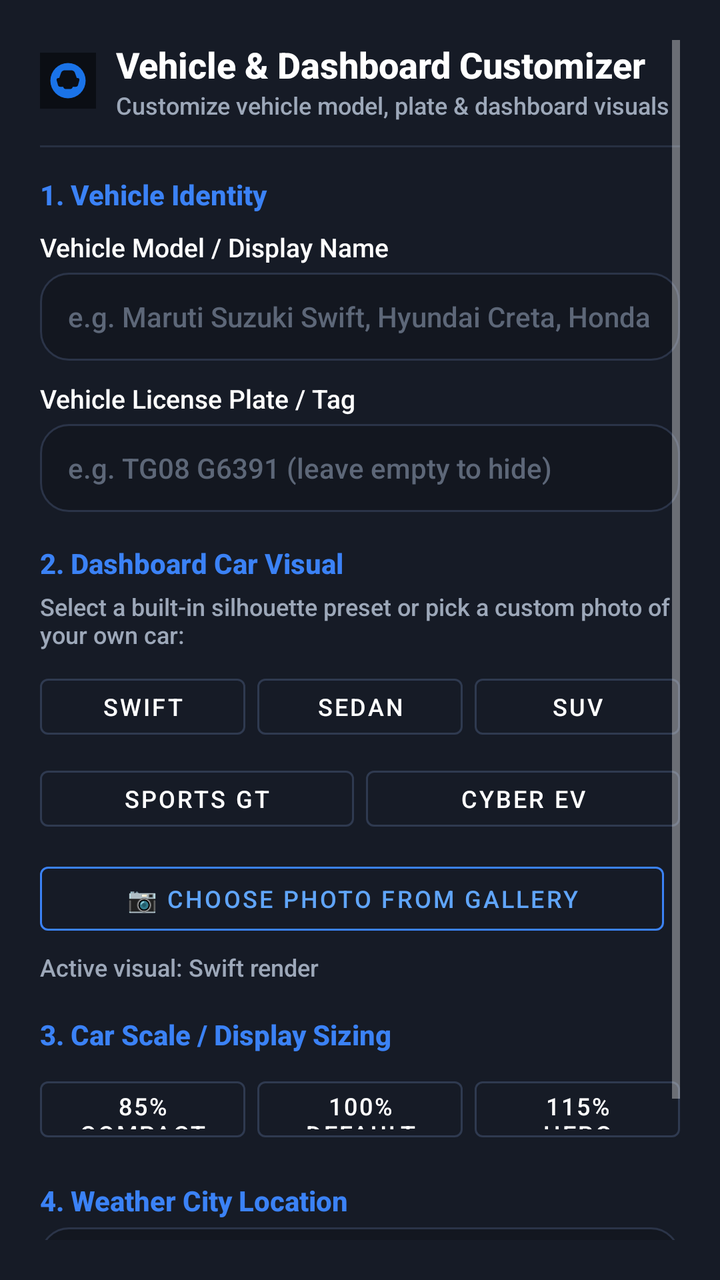
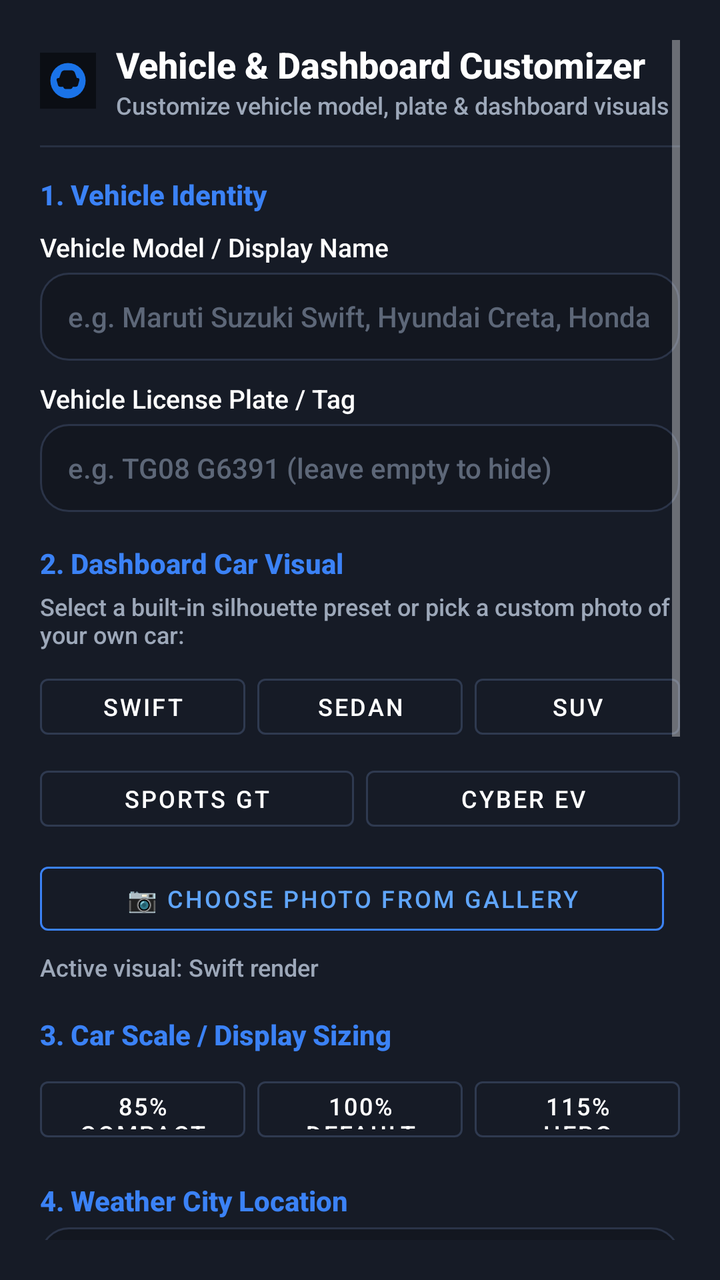

Screens rendered from an Android XML layout before and after an edit, with the pre-edit source and the edit as a unified diff.
<!-- AndroidManifest.xml: application theme Theme.SwiftCarLauncher -->
<!-- res/layout/dialog_launcher_settings.xml -->
<?xml version="1.0" encoding="utf-8"?>
<ScrollView xmlns:android="http://schemas.android.com/apk/res/android"
    xmlns:app="http://schemas.android.com/apk/res-auto"
    android:layout_width="match_parent"
    android:layout_height="wrap_content"
    android:background="#161B26"
    android:padding="20dp">

    <LinearLayout
        android:layout_width="match_parent"
        android:layout_height="wrap_content"
        android:orientation="vertical">

        
        <LinearLayout
            android:layout_width="match_parent"
            android:layout_height="wrap_content"
            android:gravity="center_vertical"
            android:orientation="horizontal">

            <ImageView
                android:layout_width="28dp"
                android:layout_height="28dp"
                android:layout_marginEnd="10dp"
                android:src="@drawable/ic_launcher_car" />

            <LinearLayout
                android:layout_width="0dp"
                android:layout_height="wrap_content"
                android:layout_weight="1"
                android:orientation="vertical">

                <TextView
                    android:layout_width="wrap_content"
                    android:layout_height="wrap_content"
                    android:fontFamily="sans-serif-medium"
                    android:text="Vehicle &amp; Dashboard Customizer"
                    android:textColor="@color/text_primary"
                    android:textSize="18sp"
                    android:textStyle="bold" />

                <TextView
                    android:layout_width="wrap_content"
                    android:layout_height="wrap_content"
                    android:text="Customize vehicle model, plate &amp; dashboard visuals"
                    android:textColor="@color/text_secondary"
                    android:textSize="12sp" />
            </LinearLayout>
        </LinearLayout>

        <View
            android:layout_width="match_parent"
            android:layout_height="1dp"
            android:layout_marginTop="12dp"
            android:layout_marginBottom="14dp"
            android:background="#273042" />

        
        <TextView
            android:layout_width="wrap_content"
            android:layout_height="wrap_content"
            android:fontFamily="sans-serif-medium"
            android:text="1. Vehicle Identity"
            android:textColor="#3B82F6"
            android:textSize="14sp"
            android:textStyle="bold" />

        
        <TextView
            android:layout_width="wrap_content"
            android:layout_height="wrap_content"
            android:layout_marginTop="8dp"
            android:fontFamily="sans-serif-medium"
            android:text="Vehicle Model / Display Name"
            android:textColor="@color/text_primary"
            android:textSize="13sp" />

        <EditText
            android:id="@+id/editVehicleName"
            android:layout_width="match_parent"
            android:layout_height="44dp"
            android:layout_marginTop="4dp"
            android:background="@drawable/bg_toggle_pill"
            android:hint="e.g. Maruti Suzuki Swift, Hyundai Creta, Honda Civic"
            android:inputType="textCapWords"
            android:paddingStart="14dp"
            android:paddingEnd="14dp"
            android:textColor="@color/text_primary"
            android:textColorHint="@color/text_tertiary"
            android:textSize="14sp" />

        
        <TextView
            android:layout_width="wrap_content"
            android:layout_height="wrap_content"
            android:layout_marginTop="10dp"
            android:fontFamily="sans-serif-medium"
            android:text="Vehicle License Plate / Tag"
            android:textColor="@color/text_primary"
            android:textSize="13sp" />

        <EditText
            android:id="@+id/editLicensePlate"
            android:layout_width="match_parent"
            android:layout_height="44dp"
            android:layout_marginTop="4dp"
            android:background="@drawable/bg_toggle_pill"
            android:hint="e.g. TG08 G6391 (leave empty to hide)"
            android:inputType="textCapCharacters"
            android:paddingStart="14dp"
            android:paddingEnd="14dp"
            android:textColor="@color/text_primary"
            android:textColorHint="@color/text_tertiary"
            android:textSize="14sp" />

        
        <TextView
            android:layout_width="wrap_content"
            android:layout_height="wrap_content"
            android:layout_marginTop="16dp"
            android:fontFamily="sans-serif-medium"
            android:text="2. Dashboard Car Visual"
            android:textColor="#3B82F6"
            android:textSize="14sp"
            android:textStyle="bold" />

        <TextView
            android:layout_width="wrap_content"
            android:layout_height="wrap_content"
            android:layout_marginTop="4dp"
            android:text="Select a built-in silhouette preset or pick a custom photo of your own car:"
            android:textColor="@color/text_secondary"
            android:textSize="12sp" />

        
        <LinearLayout
            android:layout_width="match_parent"
            android:layout_height="40dp"
            android:layout_marginTop="8dp"
            android:orientation="horizontal">

            <Button
                android:id="@+id/btnPresetSwift"
                style="@style/Widget.MaterialComponents.Button.OutlinedButton"
                android:layout_width="0dp"
                android:layout_height="match_parent"
                android:layout_marginEnd="6dp"
                android:layout_weight="1"
                android:padding="0dp"
                android:text="Swift"
                android:textColor="@color/text_primary"
                android:textSize="12sp"
                app:strokeColor="#2F3A50" />

            <Button
                android:id="@+id/btnPresetSedan"
                style="@style/Widget.MaterialComponents.Button.OutlinedButton"
                android:layout_width="0dp"
                android:layout_height="match_parent"
                android:layout_marginEnd="6dp"
                android:layout_weight="1"
                android:padding="0dp"
                android:text="Sedan"
                android:textColor="@color/text_primary"
                android:textSize="12sp"
                app:strokeColor="#2F3A50" />

            <Button
                android:id="@+id/btnPresetSuv"
                style="@style/Widget.MaterialComponents.Button.OutlinedButton"
                android:layout_width="0dp"
                android:layout_height="match_parent"
                android:layout_weight="1"
                android:padding="0dp"
                android:text="SUV"
                android:textColor="@color/text_primary"
                android:textSize="12sp"
                app:strokeColor="#2F3A50" />
        </LinearLayout>

        
        <LinearLayout
            android:layout_width="match_parent"
            android:layout_height="40dp"
            android:layout_marginTop="6dp"
            android:orientation="horizontal">

            <Button
                android:id="@+id/btnPresetSports"
                style="@style/Widget.MaterialComponents.Button.OutlinedButton"
                android:layout_width="0dp"
                android:layout_height="match_parent"
                android:layout_marginEnd="6dp"
                android:layout_weight="1"
                android:padding="0dp"
                android:text="Sports GT"
                android:textColor="@color/text_primary"
                android:textSize="12sp"
                app:strokeColor="#2F3A50" />

            <Button
                android:id="@+id/btnPresetEv"
                style="@style/Widget.MaterialComponents.Button.OutlinedButton"
                android:layout_width="0dp"
                android:layout_height="match_parent"
                android:layout_weight="1"
                android:padding="0dp"
                android:text="Cyber EV"
                android:textColor="@color/text_primary"
                android:textSize="12sp"
                app:strokeColor="#2F3A50" />
        </LinearLayout>

        
        <LinearLayout
            android:layout_width="match_parent"
            android:layout_height="wrap_content"
            android:layout_marginTop="8dp"
            android:gravity="center_vertical"
            android:orientation="horizontal">

            <Button
                android:id="@+id/btnPickCustomImage"
                style="@style/Widget.MaterialComponents.Button.OutlinedButton"
                android:layout_width="0dp"
                android:layout_height="44dp"
                android:layout_marginEnd="8dp"
                android:layout_weight="1"
                android:text="📷 Choose Photo from Gallery"
                android:textColor="#60A5FA"
                android:textSize="12sp"
                app:strokeColor="#3B82F6" />

            <Button
                android:id="@+id/btnClearCustomImage"
                style="@style/Widget.MaterialComponents.Button.OutlinedButton"
                android:layout_width="wrap_content"
                android:layout_height="44dp"
                android:text="Clear Photo"
                android:textColor="#F87171"
                android:textSize="12sp"
                android:visibility="gone"
                app:strokeColor="#EF4444" />
        </LinearLayout>

        <TextView
            android:id="@+id/textCarVisualStatus"
            android:layout_width="wrap_content"
            android:layout_height="wrap_content"
            android:layout_marginTop="4dp"
            android:text="Active visual: Swift render"
            android:textColor="@color/text_secondary"
            android:textSize="12sp" />

        
        <TextView
            android:layout_width="wrap_content"
            android:layout_height="wrap_content"
            android:layout_marginTop="16dp"
            android:fontFamily="sans-serif-medium"
            android:text="3. Car Scale / Display Sizing"
            android:textColor="#3B82F6"
            android:textSize="14sp"
            android:textStyle="bold" />

        <LinearLayout
            android:layout_width="match_parent"
            android:layout_height="40dp"
            android:layout_marginTop="8dp"
            android:orientation="horizontal">

            <Button
                android:id="@+id/btnSizeSmall"
                style="@style/Widget.MaterialComponents.Button.OutlinedButton"
                android:layout_width="0dp"
                android:layout_height="match_parent"
                android:layout_marginEnd="6dp"
                android:layout_weight="1"
                android:text="85% Compact"
                android:textColor="@color/text_primary"
                android:textSize="12sp"
                app:strokeColor="#2F3A50" />

            <Button
                android:id="@+id/btnSizeNormal"
                style="@style/Widget.MaterialComponents.Button.OutlinedButton"
                android:layout_width="0dp"
                android:layout_height="match_parent"
                android:layout_marginEnd="6dp"
                android:layout_weight="1"
                android:text="100% Default"
                android:textColor="@color/text_primary"
                android:textSize="12sp"
                app:strokeColor="#2F3A50" />

            <Button
                android:id="@+id/btnSizeLarge"
                style="@style/Widget.MaterialComponents.Button.OutlinedButton"
                android:layout_width="0dp"
                android:layout_height="match_parent"
                android:layout_weight="1"
                android:text="115% Hero"
                android:textColor="@color/text_primary"
                android:textSize="12sp"
                app:strokeColor="#2F3A50" />
        </LinearLayout>

        
        <TextView
            android:layout_width="wrap_content"
            android:layout_height="wrap_content"
            android:layout_marginTop="16dp"
            android:fontFamily="sans-serif-medium"
            android:text="4. Weather City Location"
            android:textColor="#3B82F6"
            android:textSize="14sp"
            android:textStyle="bold" />

        <EditText
            android:id="@+id/editCity"
            android:layout_width="match_parent"
            android:layout_height="44dp"
            android:layout_marginTop="4dp"
            android:background="@drawable/bg_toggle_pill"
            android:hint="e.g. Hyderabad, London, Los Angeles"
            android:inputType="textCapWords"
            android:paddingStart="14dp"
            android:paddingEnd="14dp"
            android:textColor="@color/text_primary"
            android:textColorHint="@color/text_tertiary"
            android:textSize="14sp" />

        
        <LinearLayout
            android:layout_width="match_parent"
            android:layout_height="48dp"
            android:layout_marginTop="20dp"
            android:orientation="horizontal">

            <Button
                android:id="@+id/btnCancelSettings"
                style="@style/Widget.MaterialComponents.Button.TextButton"
                android:layout_width="0dp"
                android:layout_height="match_parent"
                android:layout_marginEnd="8dp"
                android:layout_weight="1"
                android:text="Cancel"
                android:textColor="@color/text_secondary"
                android:textSize="14sp" />

            <Button
                android:id="@+id/btnSaveSettings"
                android:layout_width="0dp"
                android:layout_height="match_parent"
                android:layout_weight="2"
                android:backgroundTint="@color/card_android_auto"
                android:fontFamily="sans-serif-medium"
                android:text="Save &amp; Apply"
                android:textColor="@color/text_primary"
                android:textSize="14sp" />
        </LinearLayout>

    </LinearLayout>
</ScrollView>
<!-- resources referenced by this layout -->
<resources>
  <color name="card_android_auto">#1A73E8</color>
  <color name="text_primary">#FFFFFF</color>
  <color name="text_secondary">#9DA8B9</color>
  <color name="text_tertiary">#5D6778</color>
  <!-- drawable bg_toggle_pill (drawable) -->
  <?xml version="1.0" encoding="utf-8"?>
  <ripple xmlns:android="http://schemas.android.com/apk/res/android"
      android:color="#26FFFFFF">
      <item>
          <shape android:shape="rectangle">
              <solid android:color="#131720" />
              <stroke
                  android:width="1dp"
                  android:color="#2B3448" />
              <corners android:radius="14dp" />
          </shape>
      </item>
  </ripple>
  <!-- drawable ic_launcher_car (drawable) -->
  <vector xmlns:android="http://schemas.android.com/apk/res/android"
      android:width="108dp"
      android:height="108dp"
      android:viewportWidth="108"
      android:viewportHeight="108">
      <path
          android:fillColor="#0B0E14"
          android:pathData="M0,0h108v108h-108z" />
      <path
          android:fillColor="#1A73E8"
          android:pathData="M54,20A34,34 0 1 0 88,54 34,34 0 0 0 54,20ZM73,63.5C72.5,65 70,66 67,66L63,66C63,68 61,70 59,70L49,70C47,70 45,68 45,66L41,66C38,66 35.5,65 35,63.5L32,53C31.5,51 33,49 35,49L37,49 41,38C42,35.5 45,34 48,34L60,34C63,34 66,35.5 67,38L71,49 73,49C75,49 76.5,51 76,53Z" />
  </vector>
  <style name="Theme.SwiftCarLauncher" parent="Theme.MaterialComponents.NoActionBar">
          <item name="android:windowBackground">@color/bg_dashboard</item>
          <item name="android:statusBarColor">@color/bg_dashboard</item>
          <item name="android:navigationBarColor">@color/bg_dashboard</item>
          <item name="android:windowDrawsSystemBarBackgrounds">true</item>
          <item name="android:windowNoTitle">true</item>
          <item name="android:windowFullscreen">true</item>
          <item name="android:fontFamily">sans-serif-medium</item>
      </style>
  <color name="bg_dashboard">#0B0E14</color>
</resources>

<!-- the commit's change to res/layout/dialog_launcher_settings.xml (unified diff, before → after) -->
@@ -331,6 +331,176 @@
             android:textSize="14sp" />
 
         
+        <TextView
+            android:layout_width="wrap_content"
+            android:layout_height="wrap_content"
+            android:layout_marginTop="16dp"
+            android:fontFamily="sans-serif-medium"
+            android:text="5. Cockpit Telemetry &amp; Head-Unit Utilities"
+            android:textColor="#3B82F6"
+            android:textSize="14sp"
+            android:textStyle="bold" />
+
+        
+        <TextView
+            android:layout_width="wrap_content"
+            android:layout_height="wrap_content"
+            android:layout_marginTop="8dp"
+            android:text="Dashboard Accent Color"
+            android:textColor="@color/text_primary"
+            android:textSize="13sp" />
+
+        <LinearLayout
+            android:layout_width="match_parent"
+            android:layout_height="38dp"
+            android:layout_marginTop="6dp"
+            android:orientation="horizontal">
+
+            <Button
+                android:id="@+id/btnAccentBlue"
+                style="@style/Widget.MaterialComponents.Button.OutlinedButton"
+                android:layout_width="0dp"
+                android:layout_height="match_parent"
+                android:layout_marginEnd="4dp"
+                android:layout_weight="1"
+                android:padding="0dp"
+                android:text="Blue"
+                android:textColor="#4D7DF0"
+                android:textSize="11sp"
+                app:strokeColor="#4D7DF0" />
+
+            <Button
+                android:id="@+id/btnAccentCyan"
+                style="@style/Widget.MaterialComponents.Button.OutlinedButton"
+                android:layout_width="0dp"
+                android:layout_height="match_parent"
+                android:layout_marginEnd="4dp"
+                android:layout_weight="1"
+                android:padding="0dp"
+                android:text="Cyan"
+                android:textColor="#00E5FF"
+                android:textSize="11sp"
+                app:strokeColor="#00E5FF" />
+
+            <Button
+                android:id="@+id/btnAccentEmerald"
+                style="@style/Widget.MaterialComponents.Button.OutlinedButton"
+                android:layout_width="0dp"
+                android:layout_height="match_parent"
+                android:layout_marginEnd="4dp"
+                android:layout_weight="1"
+                android:padding="0dp"
+                android:text="Green"
+                android:textColor="#10B981"
+                android:textSize="11sp"
+                app:strokeColor="#10B981" />
+
+            <Button
+                android:id="@+id/btnAccentRed"
+                style="@style/Widget.MaterialComponents.Button.OutlinedButton"
+                android:layout_width="0dp"
+                android:layout_height="match_parent"
+                android:layout_marginEnd="4dp"
+                android:layout_weight="1"
+                android:padding="0dp"
+                android:text="Red"
+                android:textColor="#EF4444"
+                android:textSize="11sp"
+                app:strokeColor="#EF4444" />
+
+            <Button
+                android:id="@+id/btnAccentAmber"
+                style="@style/Widget.MaterialComponents.Button.OutlinedButton"
+                android:layout_width="0dp"
+                android:layout_height="match_parent"
+                android:layout_weight="1"
+                android:padding="0dp"
+                android:text="Amber"
+                android:textColor="#F59E0B"
+                android:textSize="11sp"
+                app:strokeColor="#F59E0B" />
+        </LinearLayout>
+
+        <CheckBox
+            android:id="@+id/checkShowSpeedometer"
+            android:layout_width="wrap_content"
+            android:layout_height="wrap_content"
+            android:layout_marginTop="8dp"
+            android:buttonTint="@color/card_android_auto"
+            android:text="Show live GPS Speedometer pill"
+            android:textColor="@color/text_primary"
+            android:textSize="13sp" />
+
+        <CheckBox
+            android:id="@+id/checkSpeedMph"
+            android:layout_width="wrap_content"
+            android:layout_height="wrap_content"
+            android:buttonTint="@color/card_android_auto"
+            android:text="Use MPH instead of KM/H"
+            android:textColor="@color/text_secondary"
+            android:textSize="13sp" />
+
+        <CheckBox
+            android:id="@+id/checkAutoDimming"
+            android:layout_width="wrap_content"
+            android:layout_height="wrap_content"
+            android:buttonTint="@color/card_android_auto"
+            android:text="Auto-dim screen at sunset / brighten at sunrise"
+            android:textColor="@color/text_secondary"
+            android:textSize="13sp" />
+
+        
+        <Button
+            android:id="@+id/btnEnableMediaAccess"
+            style="@style/Widget.MaterialComponents.Button.OutlinedButton"
+            android:layout_width="match_parent"
+            android:layout_height="42dp"
+            android:layout_marginTop="8dp"
+            android:text="🎵 Enable Headless Media Bar (Notification Access)"
+            android:textColor="#60A5FA"
+            android:textSize="12sp"
+            app:strokeColor="#3B82F6" />
+
+        
+        <TextView
+            android:id="@+id/textBootLaunchApp"
+            android:layout_width="wrap_content"
+            android:layout_height="wrap_content"
+            android:layout_marginTop="10dp"
+            android:text="Auto-Launch on Cold Boot: None"
+            android:textColor="@color/text_primary"
+            android:textSize="12sp" />
+
+        <LinearLayout
+            android:layout_width="match_parent"
+            android:layout_height="40dp"
+            android:layout_marginTop="4dp"
+            android:orientation="horizontal">
+
+            <Button
+                android:id="@+id/btnPickBootApp"
+                style="@style/Widget.MaterialComponents.Button.OutlinedButton"
+                android:layout_width="0dp"
+                android:layout_height="match_parent"
+                android:layout_marginEnd="8dp"
+                android:layout_weight="1"
+                android:text="Pick Boot App"
+                android:textColor="@color/text_primary"
+                android:textSize="12sp"
+                app:strokeColor="#2F3A50" />
+
+            <Button
+                android:id="@+id/btnClearBootApp"
+                style="@style/Widget.MaterialComponents.Button.OutlinedButton"
+                android:layout_width="wrap_content"
+                android:layout_height="match_parent"
+                android:text="Clear"
+                android:textColor="#F87171"
+                android:textSize="12sp"
+                app:strokeColor="#EF4444" />
+        </LinearLayout>
+
+        
         <LinearLayout
             android:layout_width="match_parent"
             android:layout_height="48dp"
